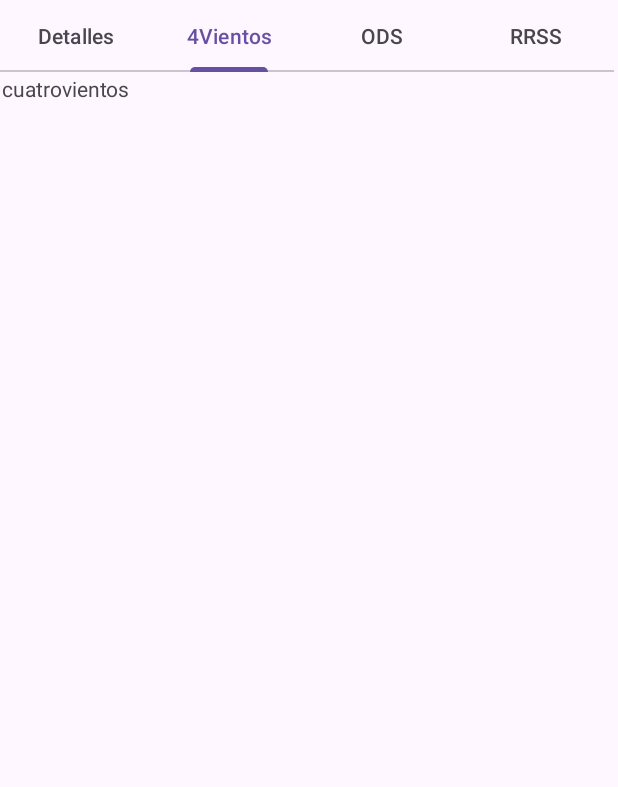
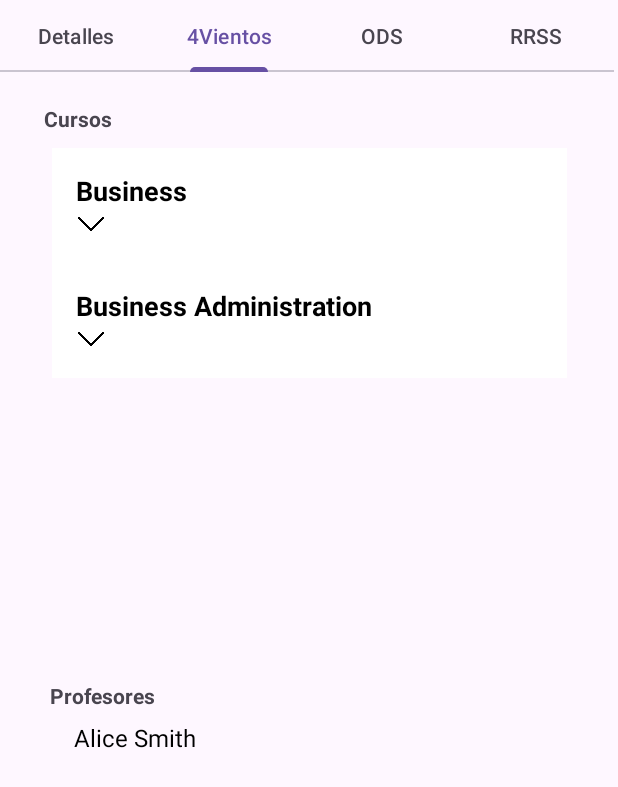
Before and after one commit to InakiSebastian/4V_ODS, an Android app: the DetailsFragment screen opened directly, with no data from a screen before it, tab 2 chosen, on a phone screen of 412 x 824 dp. Shown: the top 787 px of the screen. Run offline under Robolectric (Android 15) with nearby library versions, the light colour scheme and no system bars; 1 statement that could not run was skipped.

Commit message:
Commit: casi hecho fragment 4Vientos

```diff
--- a/ANDROID_4VODS/app/src/main/java/com/javierprado/android_4vods/activities/SecondActivity.java
+++ b/ANDROID_4VODS/app/src/main/java/com/javierprado/android_4vods/activities/SecondActivity.java
@@ -44,8 +44,18 @@ public class SecondActivity extends AppCompatActivity  {
         // Crear los objetos necesarios para el constructor de Iniciative
 
         Teacher teacher = new Teacher(1, "Alice Smith");
+        Teacher teacher2 = new Teacher(2, "Alice Smith2");
+        Teacher teacher3 = new Teacher(3, "Alice Smith3");
+        Teacher teacher4 = new Teacher(4, "Alice Smith4");
+        Teacher teacher5 = new Teacher(5, "Alice Smith5");
+        Teacher teacher6 = new Teacher(6, "Alice Smith6");
         List<Teacher> teachers = new ArrayList<>();
         teachers.add(teacher);
+        teachers.add(teacher2);
+        teachers.add(teacher3);
+        teachers.add(teacher4);
+        teachers.add(teacher5);
+        teachers.add(teacher6);
 
         Company company = new Company("Green Energy Co.",1);
         List<Company> companies = new ArrayList<>();
@@ -53,8 +63,21 @@ public class SecondActivity extends AppCompatActivity  {
 
         Degree degree = new Degree(1, "Business Administration");
         Module module = new Module(1, "Business Strategy", degree);
+        Degree degree2 = new Degree(1, "Business");
+        Module module2 = new Module(1, "Strategy", degree2);
+        Module module3 = new Module(1, "Strategy2", degree2);
+        Module module4 = new Module(1, "Strategy2", degree);
+        Module module5 = new Module(1, "Strategy2", degree);
+        Module module6 = new Module(1, "Strategy2", degree);
+        Module module7 = new Module(1, "Strategy2", degree);
         List<Module> modules = new ArrayList<>();
         modules.add(module);
+        modules.add(module2);
+        modules.add(module3);
+        modules.add(module4);
+        modules.add(module5);
+        modules.add(module6);
+        modules.add(module7);
 
         Goal goal = new Goal(1, "Reduce poverty levels by 20%", 1);
         List<Goal> goals = new ArrayList<>();
@@ -68,6 +91,7 @@ public class SecondActivity extends AppCompatActivity  {
                 "2025-12-31T00:00:00+01:00", // endDate
                 200, // hours
                 "2024-2025", // schoolYear
+                "Taller", //Type
                 teachers, // teachers
                 companies, // companies
                 modules, // modules
--- /dev/null
+++ b/ANDROID_4VODS/app/src/main/java/com/javierprado/android_4vods/adapters/DegreeModuleAdapter.java
@@ -0,0 +1,124 @@
+package com.javierprado.android_4vods.adapters;
+
+import android.view.LayoutInflater;
+import android.view.View;
+import android.view.ViewGroup;
+import android.widget.ImageView;
+import android.widget.TextView;
+
+import androidx.annotation.NonNull;
+import androidx.recyclerview.widget.RecyclerView;
+
+import com.javierprado.android_4vods.R;
+import com.javierprado.android_4vods.helpers.ModuleDataHelper;
+import com.javierprado.android_4vods.models.Degree;
+import com.javierprado.android_4vods.models.Module;
+
+import java.util.ArrayList;
+import java.util.HashMap;
+import java.util.List;
+import java.util.Map;
+
+public class DegreeModuleAdapter extends RecyclerView.Adapter<RecyclerView.ViewHolder> {
+
+    private static final int VIEW_TYPE_DEGREE = 0;
+    private static final int VIEW_TYPE_MODULE = 1;
+
+    private List<Object> items; // Lista visible en el RecyclerView
+    private Map<Degree, List<Module>> degreeModuleMap; // Mapa de módulos por Degree
+
+    public DegreeModuleAdapter(List<Module> modules) {
+        this.degreeModuleMap = ModuleDataHelper.groupModulesByDegree(modules); // Agrupar módulos
+        this.items = new ArrayList<>(degreeModuleMap.keySet()); // Inicialmente, solo los Degrees
+    }
+
+    @Override
+    public int getItemViewType(int position) {
+        return (items.get(position) instanceof Degree) ? VIEW_TYPE_DEGREE : VIEW_TYPE_MODULE;
+    }
+
+    @NonNull
+    @Override
+    public RecyclerView.ViewHolder onCreateViewHolder(@NonNull ViewGroup parent, int viewType) {
+        if (viewType == VIEW_TYPE_DEGREE) {
+            View view = LayoutInflater.from(parent.getContext()).inflate(R.layout.item_degree, parent, false);
+            return new DegreeViewHolder(view);
+        } else {
+            View view = LayoutInflater.from(parent.getContext()).inflate(R.layout.item_module, parent, false);
+            return new ModuleViewHolder(view);
+        }
+    }
+
+    @Override
+    public void onBindViewHolder(@NonNull RecyclerView.ViewHolder holder, int position) {
+        if (getItemViewType(position) == VIEW_TYPE_DEGREE) {
+            Degree degree = (Degree) items.get(position);
+            ((DegreeViewHolder) holder).bind(degree, position);
+        } else {
+            Module module = (Module) items.get(position);
+            ((ModuleViewHolder) holder).bind(module);
+        }
+    }
+
+    @Override
+    public int getItemCount() {
+        return items.size();
+    }
+
+    // ViewHolder para Degree
+    class DegreeViewHolder extends RecyclerView.ViewHolder {
+        TextView degreeName;
+        ImageView expandCollapseIndicator;
+
+        DegreeViewHolder(View itemView) {
+            super(itemView);
+            degreeName = itemView.findViewById(R.id.txtDegreeName);
+            expandCollapseIndicator = itemView.findViewById(R.id.expandCollapseIndicator);
+        }
+
+        void bind(Degree degree, int position) {
+            degreeName.setText(degree.getName());
+            expandCollapseIndicator.setRotation(degree.isExpanded() ? 180f : 0f);
+
+            itemView.setOnClickListener(v -> {
+                if (degree.isExpanded()) {
+                    collapseModules(degree, position);
+                } else {
+                    expandModules(degree, position);
+                }
+                degree.setExpanded(!degree.isExpanded());
+                notifyDataSetChanged();
+            });
+        }
+    }
+
+    // ViewHolder para Module
+    class ModuleViewHolder extends RecyclerView.ViewHolder {
+        TextView moduleName;
+
+        ModuleViewHolder(View itemView) {
+            super(itemView);
+            moduleName = itemView.findViewById(R.id.txtModuleName);
+        }
+
+        void bind(Module module) {
+            moduleName.setText(module.getName());
+        }
+    }
+
+    // Expande el Degree agregando sus módulos en la lista
+    private void expandModules(Degree degree, int position) {
+        List<Module> modules = degreeModuleMap.get(degree);
+        if (modules != null) {
+            items.addAll(position + 1, modules);
+        }
+    }
+
+    // Colapsa el Degree eliminando sus módulos de la lista
+    private void collapseModules(Degree degree, int position) {
+        List<Module> modules = degreeModuleMap.get(degree);
+        if (modules != null) {
+            items.subList(position + 1, position + 1 + modules.size()).clear();
+        }
+    }
+}
--- a/ANDROID_4VODS/app/src/main/java/com/javierprado/android_4vods/adapters/MyPagerAdapter.java
+++ b/ANDROID_4VODS/app/src/main/java/com/javierprado/android_4vods/adapters/MyPagerAdapter.java
@@ -33,7 +33,7 @@ public class MyPagerAdapter extends FragmentStatePagerAdapter {
 
         Fragment fragment = null;
         Bundle bundle = new Bundle();
-        bundle.putSerializable("iniciative", iniciative); // Guardamos el dato en un Bundle
+        bundle.putSerializable("iniciative", iniciative);
         ArrayList<Fragment> fragmentsList = new ArrayList<>();
         fragmentsList.add(new DetailsFragment());
         fragmentsList.add(new CuatrovientosFragment());
--- /dev/null
+++ b/ANDROID_4VODS/app/src/main/java/com/javierprado/android_4vods/adapters/TeacherAdapter.java
@@ -0,0 +1,52 @@
+package com.javierprado.android_4vods.adapters;
+
+import android.view.LayoutInflater;
+import android.view.View;
+import android.view.ViewGroup;
+import android.widget.TextView;
+
+import androidx.annotation.NonNull;
+import androidx.recyclerview.widget.RecyclerView;
+
+import com.javierprado.android_4vods.R;
+import com.javierprado.android_4vods.models.Teacher;
+
+import java.util.List;
+
+public class TeacherAdapter extends RecyclerView.Adapter<TeacherAdapter.TeacherViewHolder> {
+    private List<Teacher> teachers;
+
+    public TeacherAdapter(List<Teacher> teachers) {
+        this.teachers = teachers;
+    }
+
+    @NonNull
+    @Override
+    public TeacherViewHolder onCreateViewHolder(@NonNull ViewGroup parent, int viewType) {
+        View view = LayoutInflater.from(parent.getContext()).inflate(R.layout.item_teacher, parent, false);
+        return new TeacherViewHolder(view);
+    }
+
+    @Override
+    public void onBindViewHolder(@NonNull TeacherViewHolder holder, int position) {
+        holder.bind(teachers.get(position));
+    }
+
+    @Override
+    public int getItemCount() {
+        return teachers.size();
+    }
+
+    static class TeacherViewHolder extends RecyclerView.ViewHolder {
+        TextView teacherName;
+
+        TeacherViewHolder(View itemView) {
+            super(itemView);
+            teacherName = itemView.findViewById(R.id.txtTeacher);
+        }
+
+        void bind(Teacher teacher) {
+            teacherName.setText(teacher.getName());
+        }
+    }
+}
--- a/ANDROID_4VODS/app/src/main/java/com/javierprado/android_4vods/fragments/CuatrovientosFragment.java
+++ b/ANDROID_4VODS/app/src/main/java/com/javierprado/android_4vods/fragments/CuatrovientosFragment.java
@@ -1,20 +1,22 @@
 package com.javierprado.android_4vods.fragments;
 
 import android.os.Bundle;
-
-import androidx.fragment.app.Fragment;
-
 import android.view.LayoutInflater;
 import android.view.View;
 import android.view.ViewGroup;
-
+import androidx.fragment.app.Fragment;
+import androidx.recyclerview.widget.LinearLayoutManager;
+import androidx.recyclerview.widget.RecyclerView;
 import com.javierprado.android_4vods.R;
+import com.javierprado.android_4vods.adapters.DegreeModuleAdapter;
+import com.javierprado.android_4vods.adapters.TeacherAdapter;
 import com.javierprado.android_4vods.models.Iniciative;
-
 
 public class CuatrovientosFragment extends Fragment {
     private Iniciative receivedIniciative;
-
+    private RecyclerView recyclerViewModules, recyclerViewTeachers;
+    private DegreeModuleAdapter moduleAdapter;
+    private TeacherAdapter teacherAdapter;
 
     public CuatrovientosFragment() {
         // Required empty public constructor
@@ -23,17 +25,27 @@ public class CuatrovientosFragment extends Fragment {
     @Override
     public View onCreateView(LayoutInflater inflater, ViewGroup container,
                              Bundle savedInstanceState) {
-        // Inflate the layout for this fragment
         View view = inflater.inflate(R.layout.fragment_cuatrovientos, container, false);
 
         if (getArguments() != null) {
             receivedIniciative = (Iniciative) getArguments().getSerializable("iniciative");
         }
 
+        recyclerViewModules = view.findViewById(R.id.recyclerViewModules);
+        recyclerViewTeachers = view.findViewById(R.id.recyclerViewTeachers);
+
+        recyclerViewModules.setLayoutManager(new LinearLayoutManager(getContext()));
+        recyclerViewTeachers.setLayoutManager(new LinearLayoutManager(getContext()));
+
         if (receivedIniciative != null) {
-            // AQUI CAMBIAR LOS TXTVIEWS O LO QUE SE QUIERA
+            // Setup Modules Adapter
+            moduleAdapter = new DegreeModuleAdapter(receivedIniciative.getModules());
+            recyclerViewModules.setAdapter(moduleAdapter);
+
+            // Setup Teachers Adapter
+            teacherAdapter = new TeacherAdapter(receivedIniciative.getTeachers());
+            recyclerViewTeachers.setAdapter(teacherAdapter);
         }
-
 
         return view;
     }
--- a/ANDROID_4VODS/app/src/main/java/com/javierprado/android_4vods/fragments/DetailsFragment.java
+++ b/ANDROID_4VODS/app/src/main/java/com/javierprado/android_4vods/fragments/DetailsFragment.java
@@ -14,43 +14,46 @@ import android.widget.TextView;
 
 import com.javierprado.android_4vods.R;
 import com.javierprado.android_4vods.models.Iniciative;
+import com.javierprado.android_4vods.models.Module;
 
 
 public class DetailsFragment extends Fragment {
-
-    TextView txtTitleIniciative;
     private Iniciative receivedIniciative;
-
+    TextView txtTitle;
+    TextView txtDates;
+    TextView txtHours;
+    TextView txtType;
+    TextView txtModules;
 
     public DetailsFragment() {
         // Required empty public constructor
     }
-
-
 
     @Override
     public View onCreateView(LayoutInflater inflater, ViewGroup container,
                              Bundle savedInstanceState) {
         // Inflate the layout for this fragment
         View view = inflater.inflate(R.layout.fragment_details, container, false);
-        txtTitleIniciative = view.findViewById(R.id.txtTitleIniciative);
+        txtTitle = view.findViewById(R.id.txtTitleIniciative);
+        txtDates = view.findViewById(R.id.txtDates);
+        txtHours = view.findViewById(R.id.txtHours);
+        txtType = view.findViewById(R.id.txtType);
 
         if (getArguments() != null) {
             receivedIniciative = (Iniciative) getArguments().getSerializable("iniciative");
         }
 
         if (receivedIniciative != null) {
-            txtTitleIniciative.setText(receivedIniciative.getName());
-
-
-
-
+            txtTitle.setText(receivedIniciative.getName());
+            if (receivedIniciative.getEndDate().isEmpty()){
+                txtDates.setText(receivedIniciative.getStartDate());
+            }else{
+                String dates = receivedIniciative.getStartDate()+"-"+receivedIniciative.getEndDate();
+                txtDates.setText(dates);
+            }
+            txtHours.setText(String.valueOf(receivedIniciative.getHours()));
+            txtType.setText(receivedIniciative.getType());
         }
         return view;
     }
-
-
-
-
-
 }
--- /dev/null
+++ b/ANDROID_4VODS/app/src/main/java/com/javierprado/android_4vods/helpers/ModuleDataHelper.java
@@ -0,0 +1,47 @@
+package com.javierprado.android_4vods.helpers;
+
+import com.javierprado.android_4vods.models.Degree;
+import com.javierprado.android_4vods.models.Module;
+
+import java.util.ArrayList;
+import java.util.HashMap;
+import java.util.List;
+import java.util.Map;
+
+public class ModuleDataHelper {
+
+    // Group modules by degree
+    public static Map<Degree, List<Module>> groupModulesByDegree(List<Module> modules) {
+        Map<Degree, List<Module>> degreeModuleMap = new HashMap<>();
+
+        for (Module module : modules) {
+            Degree degree = module.getDegree();
+            if (!degreeModuleMap.containsKey(degree)) {
+                degreeModuleMap.put(degree, new ArrayList<>());
+            }
+            degreeModuleMap.get(degree).add(module);
+        }
+
+        return degreeModuleMap;
+    }
+
+    // Prepare grouped data (return a list of degrees and modules)
+    public static List<Object> prepareGroupedData(List<Module> modules) {
+        List<Object> groupedData = new ArrayList<>();
+
+        Map<Degree, List<Module>> groupedModules = groupModulesByDegree(modules);
+
+        // Add degrees and their modules to the list
+        for (Map.Entry<Degree, List<Module>> entry : groupedModules.entrySet()) {
+            Degree degree = entry.getKey();
+            groupedData.add(degree);  // Add degree (parent item)
+            List<Module> modulesList = entry.getValue();
+
+            for (Module module : modulesList) {
+                groupedData.add(module);  // Add modules (child items)
+            }
+        }
+
+        return groupedData;
+    }
+}
--- a/ANDROID_4VODS/app/src/main/java/com/javierprado/android_4vods/models/Degree.java
+++ b/ANDROID_4VODS/app/src/main/java/com/javierprado/android_4vods/models/Degree.java
@@ -3,10 +3,12 @@ package com.javierprado.android_4vods.models;
 public class Degree {
     private int id;
     private String name;
+    private boolean isExpanded;
 
     public Degree(int id, String name) {
         this.id = id;
         this.name = name;
+        this.isExpanded = false;
     }
 
     // Getters y setters
@@ -26,4 +28,12 @@ public class Degree {
     public void setName(String name) {
         this.name = name;
     }
+
+    public boolean isExpanded() {
+        return isExpanded;
+    }
+
+    public void setExpanded(boolean expanded) {
+        isExpanded = expanded;
+    }
 }
--- a/ANDROID_4VODS/app/src/main/java/com/javierprado/android_4vods/models/Iniciative.java
+++ b/ANDROID_4VODS/app/src/main/java/com/javierprado/android_4vods/models/Iniciative.java
@@ -11,6 +11,7 @@ public class Iniciative implements Serializable {
     private String endDate;
     private int hours;
     private String schoolYear;
+    private String type;
     private List<Teacher> teachers;
     private List<Company> companies;
     private List<Module> modules;
@@ -18,7 +19,7 @@ public class Iniciative implements Serializable {
 
     // Getters y setters
 
-    public Iniciative(int id, String name, String description, String startDate, String endDate, int hours, String schoolYear, List<Teacher> teachers, List<Company> companies, List<Module> modules, List<Goal> goals) {
+    public Iniciative(int id, String name, String description, String startDate, String endDate, int hours, String schoolYear, String type, List<Teacher> teachers, List<Company> companies, List<Module> modules, List<Goal> goals) {
         this.id = id;
         this.name = name;
         this.description = description;
@@ -26,6 +27,7 @@ public class Iniciative implements Serializable {
         this.endDate = endDate;
         this.hours = hours;
         this.schoolYear = schoolYear;
+        this.type = type;
         this.teachers = teachers;
         this.companies = companies;
         this.modules = modules;
@@ -70,6 +72,14 @@ public class Iniciative implements Serializable {
 
     public void setSchoolYear(String schoolYear) {
         this.schoolYear = schoolYear;
+    }
+
+    public String getType() {
+        return type;
+    }
+
+    public void setType(String type) {
+        this.type = type;
     }
 
     public int getHours() {
--- a/ANDROID_4VODS/app/src/main/res/layout/fragment_cuatrovientos.xml
+++ b/ANDROID_4VODS/app/src/main/res/layout/fragment_cuatrovientos.xml
@@ -1,14 +1,59 @@
 <?xml version="1.0" encoding="utf-8"?>
-<FrameLayout xmlns:android="http://schemas.android.com/apk/res/android"
+<androidx.constraintlayout.widget.ConstraintLayout xmlns:android="http://schemas.android.com/apk/res/android"
+    xmlns:app="http://schemas.android.com/apk/res-auto"
     xmlns:tools="http://schemas.android.com/tools"
     android:layout_width="match_parent"
     android:layout_height="match_parent"
     tools:context=".fragments.CuatrovientosFragment">
 
-    <!-- TODO: Update blank fragment layout -->
     <TextView
-        android:layout_width="match_parent"
-        android:layout_height="match_parent"
-        android:text="cuatrovientos" />
+        android:id="@+id/txtTeachers"
+        android:layout_width="wrap_content"
+        android:layout_height="wrap_content"
+        android:layout_marginStart="32dp"
+        android:layout_marginTop="12dp"
+        android:text="Profesores"
+        android:textStyle="bold"
+        app:layout_constraintStart_toStartOf="parent"
+        app:layout_constraintTop_toBottomOf="@+id/recyclerViewModules" />
 
-</FrameLayout>
+    <TextView
+        android:id="@+id/txtDegrees"
+        android:layout_width="wrap_content"
+        android:layout_height="wrap_content"
+        android:layout_marginStart="28dp"
+        android:layout_marginTop="20dp"
+        android:text="Cursos"
+        android:textStyle="bold"
+        app:layout_constraintStart_toStartOf="parent"
+        app:layout_constraintTop_toTopOf="parent" />
+
+    <androidx.recyclerview.widget.RecyclerView
+        android:id="@+id/recyclerViewModules"
+        android:layout_width="343dp"
+        android:layout_height="343dp"
+        android:layout_marginStart="28dp"
+        android:layout_marginTop="10dp"
+        android:layout_marginEnd="28dp"
+        android:layout_marginBottom="20dp"
+        android:scrollbars="vertical"
+        app:layout_constraintBottom_toBottomOf="parent"
+        app:layout_constraintEnd_toEndOf="parent"
+        app:layout_constraintStart_toStartOf="parent"
+        app:layout_constraintTop_toBottomOf="@id/txtDegrees"
+        app:layout_constraintVertical_bias="0.0" />
+
+    <androidx.recyclerview.widget.RecyclerView
+        android:id="@+id/recyclerViewTeachers"
+        android:layout_width="345dp"
+        android:layout_height="278dp"
+        android:layout_marginStart="28dp"
+        android:scrollbars="vertical"
+        app:layout_constraintBottom_toBottomOf="parent"
+        app:layout_constraintEnd_toEndOf="parent"
+        app:layout_constraintHorizontal_bias="0.105"
+        app:layout_constraintStart_toStartOf="parent"
+        app:layout_constraintTop_toBottomOf="@+id/txtTeachers"
+        app:layout_constraintVertical_bias="0.448" />
+
+</androidx.constraintlayout.widget.ConstraintLayout>
--- a/ANDROID_4VODS/app/src/main/res/layout/fragment_details.xml
+++ b/ANDROID_4VODS/app/src/main/res/layout/fragment_details.xml
@@ -23,7 +23,7 @@
         />
 
     <TextView
-        android:id="@+id/textView5"
+        android:id="@+id/txtDates"
         android:layout_width="wrap_content"
         android:layout_height="wrap_content"
         android:layout_marginStart="28dp"
@@ -36,7 +36,7 @@
         app:layout_constraintVertical_bias="0.108" />
 
     <TextView
-        android:id="@+id/textView3"
+        android:id="@+id/txtHours"
         android:layout_width="wrap_content"
         android:layout_height="wrap_content"
 
@@ -46,11 +46,11 @@
         android:textStyle="bold"
         app:layout_constraintBottom_toBottomOf="parent"
         app:layout_constraintStart_toStartOf="parent"
-        app:layout_constraintTop_toBottomOf="@+id/textView5"
+        app:layout_constraintTop_toBottomOf="@+id/txtDates"
         app:layout_constraintVertical_bias="0.0" />
 
     <TextView
-        android:id="@+id/textView4"
+        android:id="@+id/txtType"
         android:layout_width="wrap_content"
         android:layout_height="wrap_content"
         android:layout_marginStart="28dp"
@@ -60,21 +60,8 @@
         android:textStyle="bold"
         app:layout_constraintBottom_toBottomOf="parent"
         app:layout_constraintStart_toStartOf="parent"
-        app:layout_constraintTop_toBottomOf="@+id/textView3"
+        app:layout_constraintTop_toBottomOf="@+id/txtHours"
         app:layout_constraintVertical_bias="0.0" />
 
-    <TextView
-        android:id="@+id/textView6"
-        android:layout_width="wrap_content"
-        android:layout_height="wrap_content"
-
-        android:layout_marginStart="28dp"
-        android:layout_marginTop="20dp"
-        android:text="Curso:"
-        android:textStyle="bold"
-        app:layout_constraintBottom_toBottomOf="parent"
-        app:layout_constraintStart_toStartOf="parent"
-        app:layout_constraintTop_toBottomOf="@+id/textView4"
-        app:layout_constraintVertical_bias="0.0" />
 
 </androidx.constraintlayout.widget.ConstraintLayout>
--- /dev/null
+++ b/ANDROID_4VODS/app/src/main/res/layout/item_degree.xml
@@ -0,0 +1,23 @@
+<?xml version="1.0" encoding="utf-8"?>
+<LinearLayout xmlns:android="http://schemas.android.com/apk/res/android"
+    android:layout_width="match_parent"
+    android:layout_height="wrap_content"
+    android:orientation="vertical"
+    android:padding="16dp"
+    android:background="@color/white">
+
+    <TextView
+        android:id="@+id/txtDegreeName"
+        android:layout_width="wrap_content"
+        android:layout_height="wrap_content"
+        android:textSize="18sp"
+        android:textStyle="bold"
+        android:textColor="@android:color/black"/>
+
+
+    <ImageView
+        android:id="@+id/expandCollapseIndicator"
+        android:layout_width="20dp"
+        android:layout_height="20dp"
+        android:src="@drawable/ic_arrow_down" />
+</LinearLayout>
--- /dev/null
+++ b/ANDROID_4VODS/app/src/main/res/layout/item_module.xml
@@ -0,0 +1,15 @@
+<?xml version="1.0" encoding="utf-8"?>
+<LinearLayout xmlns:android="http://schemas.android.com/apk/res/android"
+    android:layout_width="match_parent"
+    android:layout_height="wrap_content"
+    android:orientation="horizontal"
+    android:padding="12dp"
+    android:background="@android:color/white">
+
+    <TextView
+        android:id="@+id/txtModuleName"
+        android:layout_width="wrap_content"
+        android:layout_height="wrap_content"
+        android:textSize="16sp"
+        android:textColor="@android:color/black"/>
+</LinearLayout>
--- /dev/null
+++ b/ANDROID_4VODS/app/src/main/res/layout/item_teacher.xml
@@ -0,0 +1,15 @@
+<?xml version="1.0" encoding="utf-8"?>
+<LinearLayout xmlns:android="http://schemas.android.com/apk/res/android"
+    android:layout_width="match_parent"
+    android:layout_height="match_parent"
+    android:orientation="vertical"
+    android:padding="16dp">
+
+    <TextView
+        android:id="@+id/txtTeacher"
+        android:layout_width="match_parent"
+        android:layout_height="wrap_content"
+        android:textColor="@android:color/black"
+        android:textSize="16sp" />
+
+</LinearLayout>
```
Also changed, not shown: ANDROID_4VODS/app/src/main/res/drawable/ic_arrow_down.png (added).
